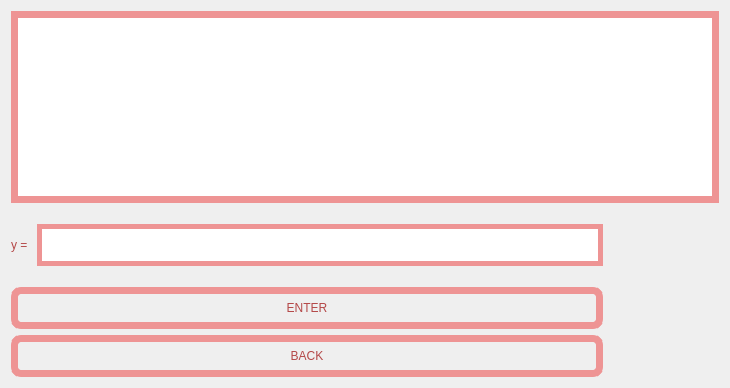
Before: the Qt Designer form MATFWars/guessgame.ui in Divljo31/MATFWars, drawn with Qt 5.
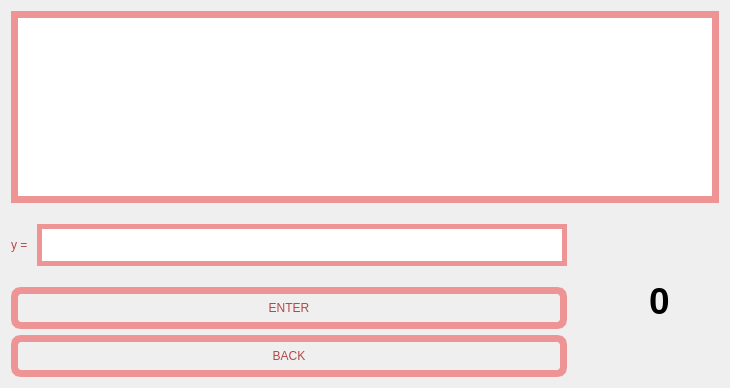
After: the same form once the commit is applied. Icons and pictures are not drawn.

Commit message: improved randomizer and added score

```diff
--- a/MATFWars/guessgame.ui
+++ b/MATFWars/guessgame.ui
@@ -67,7 +67,7 @@
     </spacer>
    </item>
    <item>
-    <layout class="QHBoxLayout" name="horizontalLayout_4" stretch="0,0,3,0">
+    <layout class="QHBoxLayout" name="horizontalLayout_4" stretch="0,0,0,0,0">
      <property name="sizeConstraint">
       <enum>QLayout::SetFixedSize</enum>
      </property>
@@ -209,6 +209,25 @@
        </property>
       </widget>
      </item>
+     <item>
+      <widget class="QLabel" name="score_label">
+       <property name="minimumSize">
+        <size>
+         <width>30</width>
+         <height>0</height>
+        </size>
+       </property>
+       <property name="font">
+        <font>
+         <pointsize>28</pointsize>
+         <bold>true</bold>
+        </font>
+       </property>
+       <property name="text">
+        <string>0</string>
+       </property>
+      </widget>
+     </item>
      <item>
       <spacer name="horizontalSpacer_2">
        <property name="orientation">
```
The commit also changes 10 other files.
